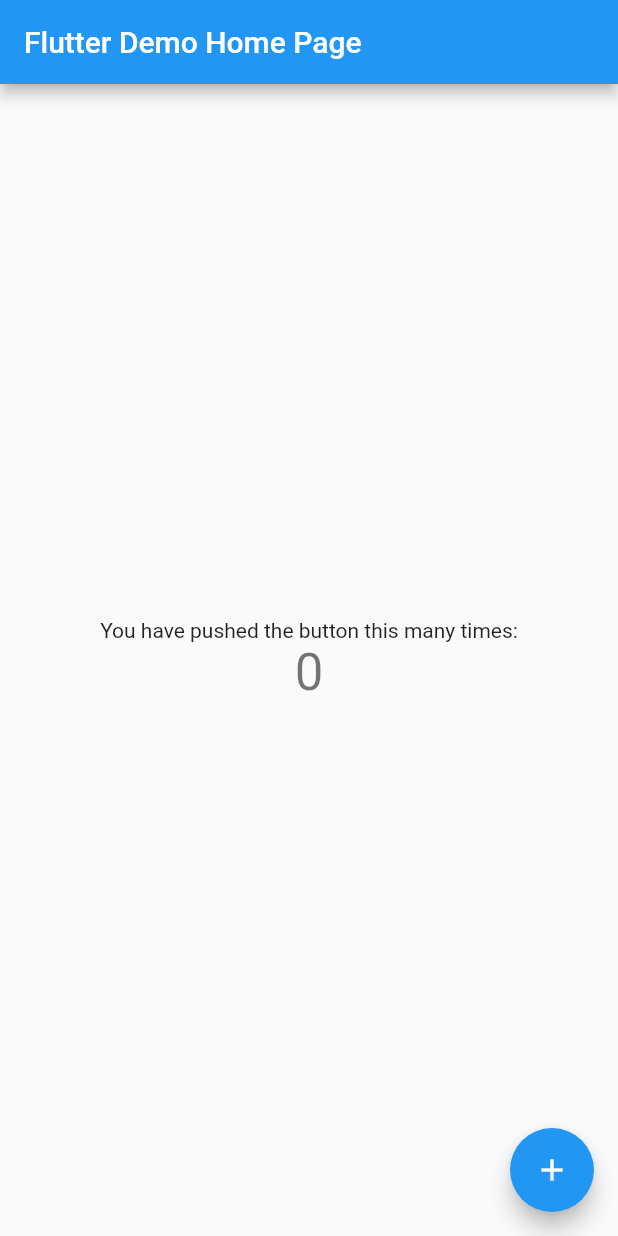
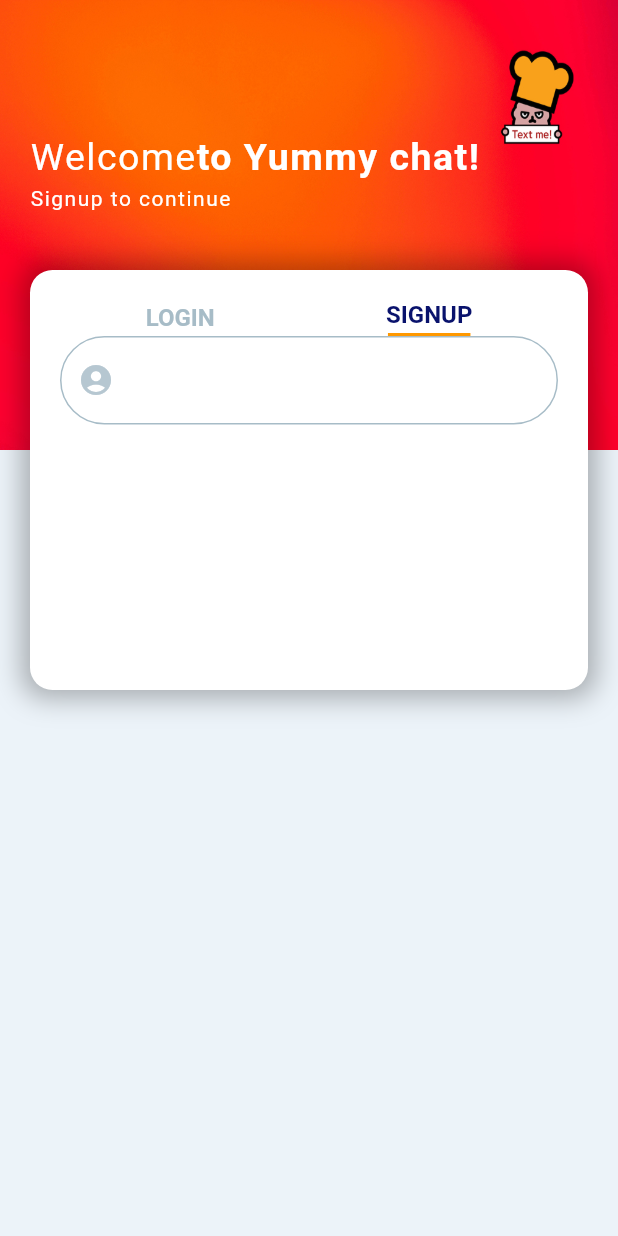
Before and after one commit to s11verz/chat_app, a Flutter app: the screen it shows after launch, on a phone screen of 412 x 824 dp. Run offline on Flutter 3.47's test engine with Material 2 defaults, Android fonts, the phone set to English and light mode, and no system bars.

Commit message:
ui 디자인

```diff
--- /dev/null
+++ b/lib/config/palette.dart
@@ -0,0 +1,11 @@
+import 'package:flutter/material.dart';
+
+class Palette{
+  static const Color iconColor = Color(0xFFB6C7D1);
+  static const Color activeColor = Color(0xFF09126C);
+  static const Color textColor1 = Color(0XFFA7BCC7);
+  static const Color textColor2 = Color(0XFF9BB3C0);
+  static const Color facebookColor = Color(0xFF3B5999);
+  static const Color googleColor = Color(0xFFDE4B39);
+  static const Color backgroundColor = Color(0xFFECF3F9);
+}
--- a/lib/main.dart
+++ b/lib/main.dart
@@ -1,115 +1,22 @@
+// ignore_for_file: prefer_const_constructors
+import 'package:chat_app/screens/main_screen.dart';
 import 'package:flutter/material.dart';
 
-void main() {
-  runApp(const MyApp());
+void main(){
+  runApp(MyApp());
 }
 
 class MyApp extends StatelessWidget {
   const MyApp({Key? key}) : super(key: key);
 
-  // This widget is the root of your application.
   @override
   Widget build(BuildContext context) {
     return MaterialApp(
-      title: 'Flutter Demo',
+      title: 'Chatting app',
       theme: ThemeData(
-        // This is the theme of your application.
-        //
-        // Try running your application with "flutter run". You'll see the
-        // application has a blue toolbar. Then, without quitting the app, try
-        // changing the primarySwatch below to Colors.green and then invoke
-        // "hot reload" (press "r" in the console where you ran "flutter run",
-        // or simply save your changes to "hot reload" in a Flutter IDE).
-        // Notice that the counter didn't reset back to zero; the application
-        // is not restarted.
-        primarySwatch: Colors.blue,
+        primarySwatch: Colors.blue
       ),
-      home: const MyHomePage(title: 'Flutter Demo Home Page'),
+      home: LoginSignupScreen(),
     );
   }
 }
-
-class MyHomePage extends StatefulWidget {
-  const MyHomePage({Key? key, required this.title}) : super(key: key);
-
-  // This widget is the home page of your application. It is stateful, meaning
-  // that it has a State object (defined below) that contains fields that affect
-  // how it looks.
-
-  // This class is the configuration for the state. It holds the values (in this
-  // case the title) provided by the parent (in this case the App widget) and
-  // used by the build method of the State. Fields in a Widget subclass are
-  // always marked "final".
-
-  final String title;
-
-  @override
-  State<MyHomePage> createState() => _MyHomePageState();
-}
-
-class _MyHomePageState extends State<MyHomePage> {
-  int _counter = 0;
-
-  void _incrementCounter() {
-    setState(() {
-      // This call to setState tells the Flutter framework that something has
-      // changed in this State, which causes it to rerun the build method below
-      // so that the display can reflect the updated values. If we changed
-      // _counter without calling setState(), then the build method would not be
-      // called again, and so nothing would appear to happen.
-      _counter++;
-    });
-  }
-
-  @override
-  Widget build(BuildContext context) {
-    // This method is rerun every time setState is called, for instance as done
-    // by the _incrementCounter method above.
-    //
-    // The Flutter framework has been optimized to make rerunning build methods
-    // fast, so that you can just rebuild anything that needs updating rather
-    // than having to individually change instances of widgets.
-    return Scaffold(
-      appBar: AppBar(
-        // Here we take the value from the MyHomePage object that was created by
-        // the App.build method, and use it to set our appbar title.
-        title: Text(widget.title),
-      ),
-      body: Center(
-        // Center is a layout widget. It takes a single child and positions it
-        // in the middle of the parent.
-        child: Column(
-          // Column is also a layout widget. It takes a list of children and
-          // arranges them vertically. By default, it sizes itself to fit its
-          // children horizontally, and tries to be as tall as its parent.
-          //
-          // Invoke "debug painting" (press "p" in the console, choose the
-          // "Toggle Debug Paint" action from the Flutter Inspector in Android
-          // Studio, or the "Toggle Debug Paint" command in Visual Studio Code)
-          // to see the wireframe for each widget.
-          //
-          // Column has various properties to control how it sizes itself and
-          // how it positions its children. Here we use mainAxisAlignment to
-          // center the children vertically; the main axis here is the vertical
-          // axis because Columns are vertical (the cross axis would be
-          // horizontal).
-          mainAxisAlignment: MainAxisAlignment.center,
-          children: <Widget>[
-            const Text(
-              'You have pushed the button this many times:',
-            ),
-            Text(
-              '$_counter',
-              style: Theme.of(context).textTheme.headline4,
-            ),
-          ],
-        ),
-      ),
-      floatingActionButton: FloatingActionButton(
-        onPressed: _incrementCounter,
-        tooltip: 'Increment',
-        child: const Icon(Icons.add),
-      ), // This trailing comma makes auto-formatting nicer for build methods.
-    );
-  }
-}
--- /dev/null
+++ b/lib/screens/main_screen.dart
@@ -0,0 +1,179 @@
+// ignore_for_file: prefer_const_constructors
+import 'package:chat_app/config/palette.dart';
+import 'package:flutter/material.dart';
+
+class LoginSignupScreen extends StatefulWidget {
+  const LoginSignupScreen({Key? key}) : super(key: key);
+
+  @override
+  _LoginSignupScreenState createState() => _LoginSignupScreenState();
+}
+
+class _LoginSignupScreenState extends State<LoginSignupScreen> {
+  bool isSignupScreen = true;
+
+  @override
+  Widget build(BuildContext context) {
+    return Scaffold(
+      backgroundColor: Palette.backgroundColor,
+      body: Stack(
+        children: [
+          Positioned(
+            top: 0,
+            right: 0,
+            left: 0,
+            child: Container(
+              height: 300,
+              decoration: BoxDecoration(
+                  image: DecorationImage(
+                      image: AssetImage('image/red.jpg'), fit: BoxFit.fill)),
+              child: Container(
+                padding: EdgeInsets.only(top: 90, left: 20),
+                child: Column(
+                  crossAxisAlignment: CrossAxisAlignment.start,
+                  children: [
+                    RichText(
+                        text: TextSpan(
+                            text: 'Welcome',
+                            style: TextStyle(
+                                letterSpacing: 1.0,
+                                fontSize: 25,
+                                color: Colors.white),
+                            children: [
+                          TextSpan(
+                            text: 'to Yummy chat!',
+                            style: TextStyle(
+                                letterSpacing: 1.0,
+                                fontSize: 25,
+                                color: Colors.white,
+                                fontWeight: FontWeight.bold),
+                          )
+                        ])),
+                    SizedBox(
+                      height: 5.0,
+                    ),
+                    Text(
+                      'Signup to continue',
+                      style: TextStyle(
+                        letterSpacing: 1.0,
+                        color: Colors.white,
+                      ),
+                    )
+                  ],
+                ),
+              ),
+            ),
+          ),
+          Positioned(
+              top: 180,
+              child: Container(
+                padding: EdgeInsets.all(20.0),
+                height: 280.0,
+                width: MediaQuery.of(context).size.width - 40,
+                margin: EdgeInsets.symmetric(horizontal: 20.0),
+                decoration: BoxDecoration(
+                    color: Colors.white,
+                    borderRadius: BorderRadius.circular(15.0),
+                    boxShadow: [
+                      BoxShadow(
+                          color: Colors.black.withOpacity(0.3),
+                          blurRadius: 15,
+                          spreadRadius: 5)
+                    ]),
+                child: Column(
+                  children: [
+                    Row(
+                      mainAxisAlignment: MainAxisAlignment.spaceAround,
+                      children: [
+                        GestureDetector(
+                          onTap: () {
+                            setState(() {
+                              isSignupScreen = false;
+                            });
+                          },
+                          child: Column(
+                            children: [
+                              Text(
+                                'LOGIN',
+                                style: TextStyle(
+                                    fontSize: 16,
+                                    fontWeight: FontWeight.bold,
+                                    color: !isSignupScreen
+                                        ? Palette.activeColor
+                                        : Palette.textColor1),
+                              ),
+                              if (!isSignupScreen)
+                                Container(
+                                  margin: EdgeInsets.only(top: 3),
+                                  height: 2,
+                                  width: 55,
+                                  color: Colors.orange,
+                                )
+                            ],
+                          ),
+                        ),
+                        GestureDetector(
+                          onTap: () {
+                            setState(() {
+                              isSignupScreen = true;
+                            });
+                          },
+                          child: Column(
+                            children: [
+                              Text(
+                                'SIGNUP',
+                                style: TextStyle(
+                                    fontSize: 16,
+                                    fontWeight: FontWeight.bold,
+                                    color: isSignupScreen
+                                        ? Palette.activeColor
+                                        : Palette.textColor1),
+                              ),
+                              if (isSignupScreen)
+                                Container(
+                                  margin: EdgeInsets.only(top: 3),
+                                  height: 2,
+                                  width: 55,
+                                  color: Colors.orange,
+                                )
+                            ],
+                          ),
+                        )
+                      ],
+                    ),
+                    Container(
+                      child: Form(
+                        child: Column(
+                          children: [
+                            TextFormField(
+                              decoration: InputDecoration(
+                                  prefixIcon: Icon(
+                                    Icons.account_circle,
+                                    color: Palette.iconColor,
+                                  ),
+                                  enabledBorder: OutlineInputBorder(
+                                      borderSide:
+                                          BorderSide(color: Palette.textColor1),
+                                      borderRadius: BorderRadius.all(
+                                          Radius.circular(35.0))
+                                  ),
+                                focusedBorder: OutlineInputBorder(
+                                    borderSide:
+                                    BorderSide(color: Palette.textColor1),
+                                    borderRadius: BorderRadius.all(
+                                        Radius.circular(35.0))
+                                ),
+                              ),
+                            )
+                          ],
+                        ),
+                      ),
+                    )
+                  ],
+                ),
+              ))
+        ],
+      ),
+    );
+  }
+}
--- a/pubspec.yaml
+++ b/pubspec.yaml
@@ -58,9 +58,9 @@ flutter:
   uses-material-design: true
 
   # To add assets to your application, add an assets section, like this:
-  # assets:
-  #   - images/a_dot_burr.jpeg
-  #   - images/a_dot_ham.jpeg
+  assets:
+    - image/red.jpg
+
 
   # An image asset can refer to one or more resolution-specific "variants", see
   # https://flutter.dev/assets-and-images/#resolution-aware.
```
Also changed, not shown: image/red.jpg (added).
